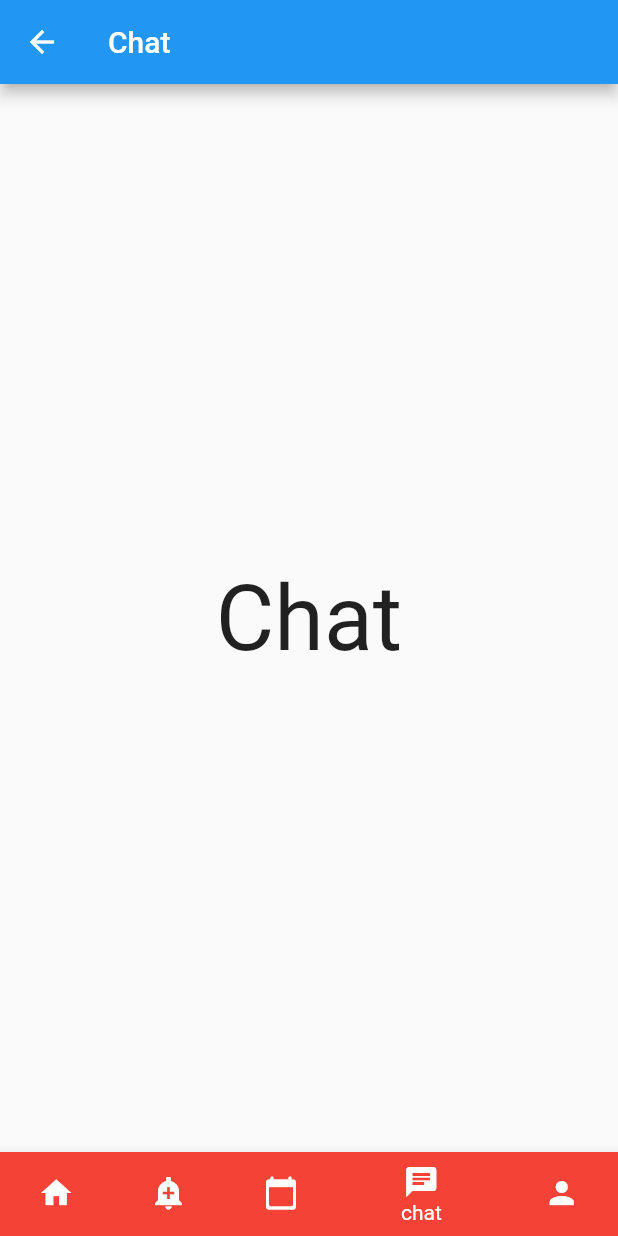
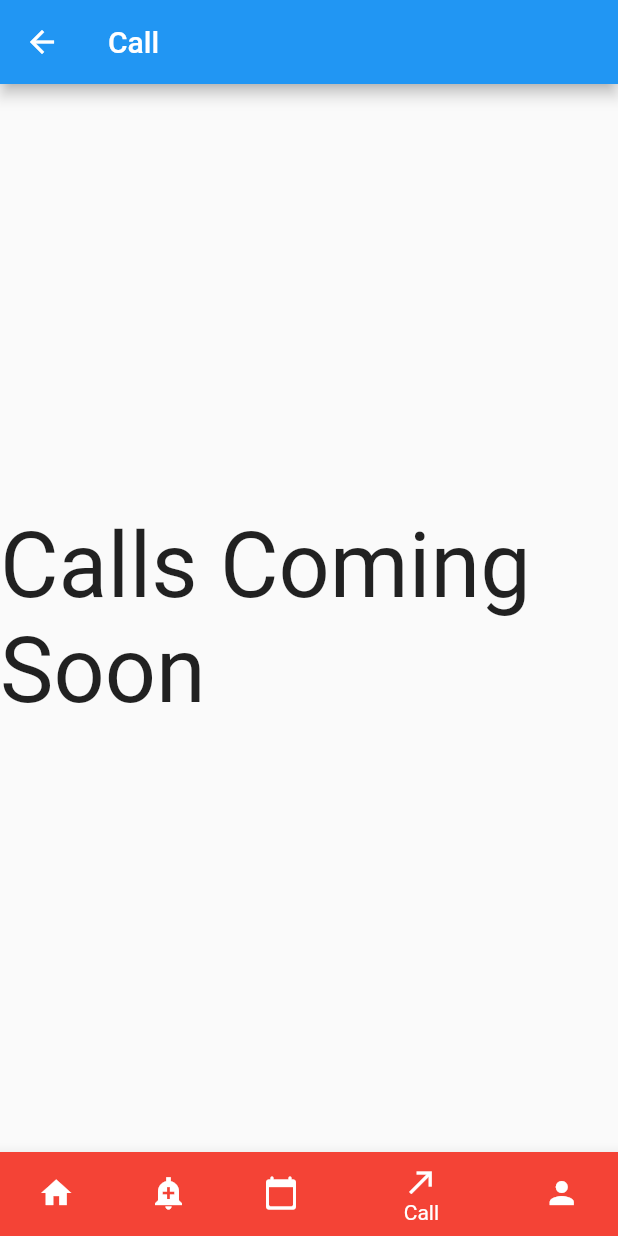
Before and after one commit to im-adnan/vocalcode_rbac, a Flutter app: the StudentDash screen opened directly, item 4 of the bottom bar chosen, on a phone screen of 412 x 824 dp. Run offline on Flutter 3.47's test engine with Material 2 defaults, Android fonts, the phone set to English and light mode, and no system bars; our stand-ins replace cloud_firestore, device_info, firebase_auth, firebase_core, firebase_messaging, flutter_local_notifications and 4 more; missing offline and left inert: flutter_clean_calendar, razorpay_flutter; accounts and stored records are empty.

Commit message:
name and text changes

```diff
--- a/lib/admin_screen/adminDash.dart
+++ b/lib/admin_screen/adminDash.dart
@@ -22,7 +22,7 @@ class _AdminDashState extends State<AdminDash> {
     StudentsList(),
     TeachersList(),
     // Calendar(),
-    // ChatScreen(),
+    // CallScreen(),
     ProfileScreen()
   ];
 
--- a/lib/student_screen/ChatScreen.dart
+++ b/lib/student_screen/CallScreen.dart
@@ -2,14 +2,14 @@
 
 import 'package:flutter/material.dart';
 
-class ChatScreen extends StatelessWidget {
+class CallScreen extends StatelessWidget {
   @override
   Widget build(BuildContext context) => Scaffold(
         appBar: AppBar(
-          title: Text('Chat'),
+          title: Text('Call'),
         ),
         body: Center(
-          child: Text('Chat', style: TextStyle(fontSize: 60)),
+          child: Text('Calls Coming Soon', style: TextStyle(fontSize: 60)),
         ),
       );
 }
--- a/lib/student_screen/FeedScreen.dart
+++ b/lib/student_screen/FeedScreen.dart
@@ -10,7 +10,7 @@ class FeedScreen extends StatelessWidget {
         ),
         body: Center(
           child: Text(
-            'Feeds',
+            'Your Feeds will be here',
             style: TextStyle(fontSize: 60),
           ),
         ),
--- a/lib/student_screen/HomeScreen.dart
+++ b/lib/student_screen/HomeScreen.dart
@@ -15,7 +15,8 @@ class HomeScreen extends StatefulWidget {
 class _HomeScreenState extends State<HomeScreen> {
   MaterialBanner _showMaterialBanner(BuildContext context) {
     return MaterialBanner(
-        content: Text('Hello, I am a Material Banner'),
+        content: Text(
+            'Hello, I am a Banner Soon I will be showing you Daily Quotes'),
         leading: Icon(Icons.error),
         padding: EdgeInsets.all(15),
         backgroundColor: Colors.lightGreenAccent,
@@ -45,6 +46,7 @@ class _HomeScreenState extends State<HomeScreen> {
   Widget build(BuildContext context) {
     return Scaffold(
       appBar: AppBar(
+        automaticallyImplyLeading: false,
         title: Text('Home Screen'),
       ),
       body: Center(
@@ -52,7 +54,7 @@ class _HomeScreenState extends State<HomeScreen> {
           mainAxisAlignment: MainAxisAlignment.center,
           children: <Widget>[
             Text(
-              'You have pushed the button to see MaterialBanner:',
+              'You have to  pushed the button to see Banner:',
               style:
                   TextStyle(color: Colors.indigo, fontWeight: FontWeight.bold),
             ),
--- a/lib/student_screen/StudentDash.dart
+++ b/lib/student_screen/StudentDash.dart
@@ -5,7 +5,7 @@ import 'package:auth/profile/page/profile_page.dart';
 import 'package:auth/common/PaymentScreen.dart';
 import 'package:flutter/material.dart';
 import '../event_screen/CalenderScreen.dart';
-import 'ChatScreen.dart';
+import 'CallScreen.dart';
 import 'FeedScreen.dart';
 import 'HomeScreen.dart';
 import '../common/ProfileScreen.dart';
@@ -23,7 +23,7 @@ class _StudentDashState extends State<StudentDash> {
     FeedScreen(),
     TeachersList(),
     // CalenderScreen(),
-    ChatScreen(),
+    CallScreen(),
     const ProfileScreen(),
     // ProfilePage(),
   ];
@@ -56,8 +56,8 @@ class _StudentDashState extends State<StudentDash> {
             backgroundColor: Colors.orange,
           ),
           BottomNavigationBarItem(
-            icon: Icon(Icons.chat),
-            label: 'chat',
+            icon: Icon(Icons.call_made),
+            label: 'Call',
             backgroundColor: Colors.red,
           ),
           BottomNavigationBarItem(
--- a/lib/teacher_screen/ChatScreen.dart
+++ b/lib/teacher_screen/CallScreen.dart
@@ -2,14 +2,14 @@
 
 import 'package:flutter/material.dart';
 
-class ChatScreen extends StatelessWidget {
+class CallScreen extends StatelessWidget {
   @override
   Widget build(BuildContext context) => Scaffold(
         appBar: AppBar(
-          title: Text('Chat'),
+          title: Text('Call'),
         ),
         body: Center(
-          child: Text('Chat', style: TextStyle(fontSize: 60)),
+          child: Text('Calls Coming Soon', style: TextStyle(fontSize: 60)),
         ),
       );
 }
--- a/lib/teacher_screen/FeedScreen.dart
+++ b/lib/teacher_screen/FeedScreen.dart
@@ -10,7 +10,7 @@ class FeedScreen extends StatelessWidget {
         ),
         body: Center(
           child: Text(
-            'Feeds',
+            'Your Feeds will be here',
             style: TextStyle(fontSize: 60),
           ),
         ),
--- a/lib/teacher_screen/teacherDash.dart
+++ b/lib/teacher_screen/teacherDash.dart
@@ -4,7 +4,7 @@ import 'package:auth/common/studentsList.dart';
 import 'package:auth/profile/page/profile_page.dart';
 import 'package:flutter/material.dart';
 import '../event_screen/CalenderScreen.dart';
-import 'ChatScreen.dart';
+import 'CallScreen.dart';
 import 'FeedScreen.dart';
 import 'HomeScreen.dart';
 import '../common/ProfileScreen.dart';
@@ -20,7 +20,7 @@ class _TeacherDashState extends State<TeacherDash> {
     const StudentsList(),
     FeedScreen(),
     CalenderScreen(),
-    ChatScreen(),
+    CallScreen(),
     ProfileScreen(),
     // ProfilePage(),
   ];
@@ -53,8 +53,8 @@ class _TeacherDashState extends State<TeacherDash> {
             backgroundColor: Colors.orange,
           ),
           BottomNavigationBarItem(
-            icon: Icon(Icons.chat),
-            label: 'chat',
+            icon: Icon(Icons.call_made),
+            label: 'Call',
             backgroundColor: Colors.red,
           ),
           BottomNavigationBarItem(
```
Also changed, not shown: 1 other file.
